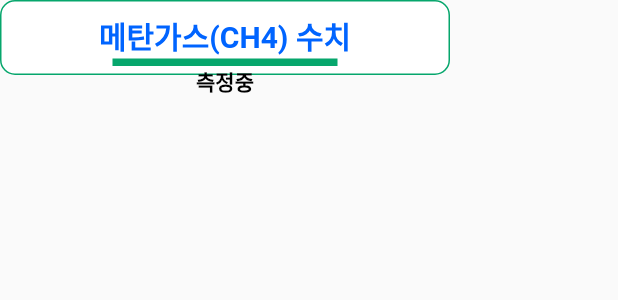
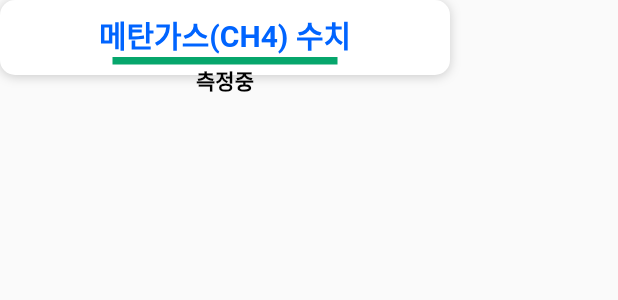
Before and after one commit to KOBOTBOARD-11/2022ESWContest_mobility_6017, a Flutter app: the CommonFormCard widget shown alone on an empty page, opened directly, on a phone screen of 412 x 824 dp. Shown: the top 300 px of the screen. Run offline on Flutter 3.47's test engine with Material 2 defaults, Android fonts, the light colour scheme and no system bars; our stand-ins replace cached_network_image, camera, carousel_slider, cloud_firestore, date_format, extended_image and 7 more; missing offline and left inert: timer_builder; accounts and stored records are empty.

Commit message:
fix : 홈 화면에서의 감지내역 아이템 많아지면 오버플로 나는 버그 수정

```diff
--- a/carkeeper/lib/commons/common_form_card.dart
+++ b/carkeeper/lib/commons/common_form_card.dart
@@ -18,11 +18,7 @@ class CommonFormCard extends StatelessWidget {
       status = "안전";
       sColor = Color(0xFF0064ff);
       return Container(
-        decoration: BoxDecoration(
-          border: Border.all(color: Color(0xFF06A66C)),
-          borderRadius: BorderRadius.circular(10),
-          color: Colors.white,
-        ),
+        decoration: buttonStyle1(),
         alignment: Alignment.center,
         width: 300,
         height: 50,
@@ -53,17 +49,7 @@ class CommonFormCard extends StatelessWidget {
     } else {
       checkGasName(gasName);
       return Container(
-        decoration: BoxDecoration(
-            borderRadius: BorderRadius.circular(10),
-            color: Colors.white,
-            boxShadow: [
-              BoxShadow(
-                color: Colors.grey.withOpacity(0.5),
-                spreadRadius: 0.5,
-                blurRadius: 5,
-                offset: Offset(0, 1),
-              )
-            ]),
+        decoration: buttonStyle1(),
         alignment: Alignment.center,
         width: 320,
         height: 60,
--- a/carkeeper/lib/components/home_page_components/record_components.dart
+++ b/carkeeper/lib/components/home_page_components/record_components.dart
@@ -13,7 +13,6 @@ class _RecordCompoState extends State<RecordCompo> {
   @override
   Widget build(BuildContext context) {
     return SingleChildScrollView(
-      physics: ClampingScrollPhysics(),
       scrollDirection: Axis.vertical,
       child: recordInfo.isEmpty
           ? _buildRecordContainer("No", "No")
@@ -55,6 +54,7 @@ class _RecordCompoState extends State<RecordCompo> {
             borderRadius: BorderRadius.circular(10),
           ),
         ),
+        SizedBox(height: 5),
       ],
     );
   }
--- a/carkeeper/pubspec.yaml
+++ b/carkeeper/pubspec.yaml
@@ -54,6 +54,7 @@ dependencies:
   date_format: ^2.0.7
   cached_network_image: ^3.2.1
   provider: ^6.0.3
+  extended_image: ^6.2.1
 
 dev_dependencies:
   flutter_test:
```
Also changed, not shown: carkeeper/lib/components/home_page_components/picture_page_components.dart (+26 -18 lines), carkeeper/lib/pages/face_register_page.dart (+10 -15 lines), carkeeper/lib/pages/home_screen_page.dart (+19 -10 lines), carkeeper/lib/pages/record_page.dart (+7 -10 lines), carkeeper/pubspec.lock.
